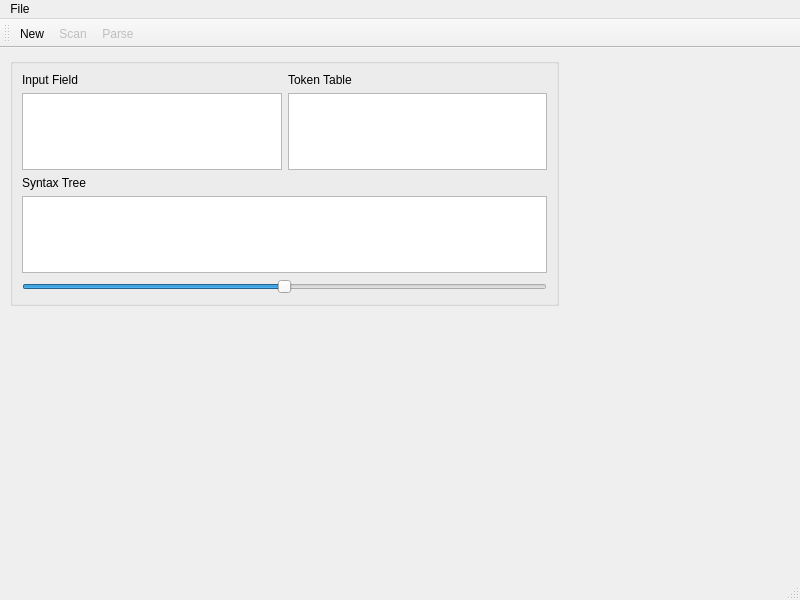
First picture: the form in mainwindow.ui, repository ZiadAlMoqamar/TINY-Compiler, before the edit.
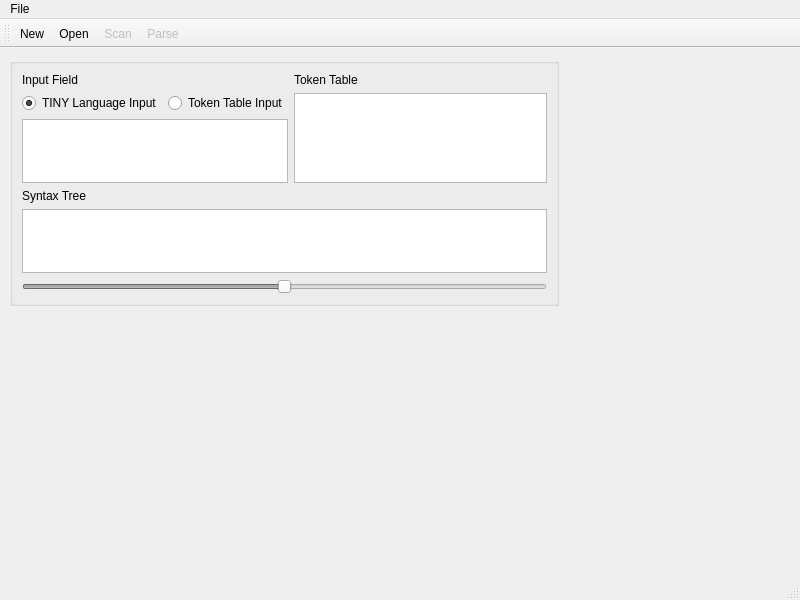
Second picture: the form after the edit.

Commit message: adding radio buttons

The edit to the form file:
```diff
--- a/mainwindow.ui
+++ b/mainwindow.ui
@@ -29,23 +29,6 @@
     <layout class="QVBoxLayout" name="verticalLayout_2">
      <item>
       <layout class="QGridLayout" name="gridLayout">
-       <item row="0" column="0">
-        <widget class="QLabel" name="label">
-         <property name="text">
-          <string>Input Field</string>
-         </property>
-        </widget>
-       </item>
-       <item row="3" column="0">
-        <widget class="QLabel" name="label_3">
-         <property name="text">
-          <string>Syntax Tree</string>
-         </property>
-        </widget>
-       </item>
-       <item row="4" column="0" colspan="2">
-        <widget class="QGraphicsView" name="graphicsView"/>
-       </item>
        <item row="0" column="1">
         <widget class="QLabel" name="label_2">
          <property name="text">
@@ -53,7 +36,14 @@
          </property>
         </widget>
        </item>
-       <item row="1" column="0">
+       <item row="4" column="0">
+        <widget class="QLabel" name="label_3">
+         <property name="text">
+          <string>Syntax Tree</string>
+         </property>
+        </widget>
+       </item>
+       <item row="2" column="0">
         <widget class="QTextEdit" name="textEdit">
          <property name="font">
           <font>
@@ -69,7 +59,38 @@
          </property>
         </widget>
        </item>
-       <item row="1" column="1">
+       <item row="0" column="0">
+        <widget class="QLabel" name="label">
+         <property name="text">
+          <string>Input Field</string>
+         </property>
+        </widget>
+       </item>
+       <item row="5" column="0" colspan="2">
+        <widget class="QGraphicsView" name="graphicsView"/>
+       </item>
+       <item row="1" column="0">
+        <layout class="QHBoxLayout" name="horizontalLayout">
+         <item>
+          <widget class="QRadioButton" name="radioButton1">
+           <property name="text">
+            <string>TINY Language Input</string>
+           </property>
+           <property name="checked">
+            <bool>true</bool>
+           </property>
+          </widget>
+         </item>
+         <item>
+          <widget class="QRadioButton" name="radioButton2">
+           <property name="text">
+            <string>Token Table Input</string>
+           </property>
+          </widget>
+         </item>
+        </layout>
+       </item>
+       <item row="1" column="1" rowspan="2">
         <widget class="QTextBrowser" name="textBrowser">
          <property name="font">
           <font>
@@ -82,6 +103,12 @@
      </item>
      <item>
       <widget class="QSlider" name="horizontalSlider">
+       <property name="enabled">
+        <bool>false</bool>
+       </property>
+       <property name="acceptDrops">
+        <bool>false</bool>
+       </property>
        <property name="minimum">
         <number>-100</number>
        </property>
@@ -91,6 +118,9 @@
        <property name="pageStep">
         <number>1</number>
        </property>
+       <property name="sliderPosition">
+        <number>0</number>
+       </property>
        <property name="orientation">
         <enum>Qt::Horizontal</enum>
        </property>
@@ -132,6 +162,7 @@
     <bool>false</bool>
    </attribute>
    <addaction name="actionNew"/>
+   <addaction name="actionOpen"/>
    <addaction name="actionScan"/>
    <addaction name="actionParse"/>
   </widget>
```
Left out of the diff: 1 changed line with no effect on the pictures. The commit also changes 2 other files.
